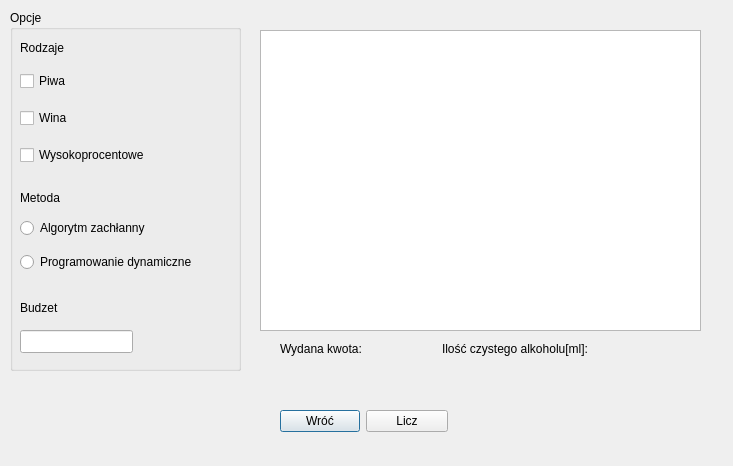
The window that solverdialog.ui (226543/ProblemPlecakowy) describes before a commit, drawn with Qt 5.
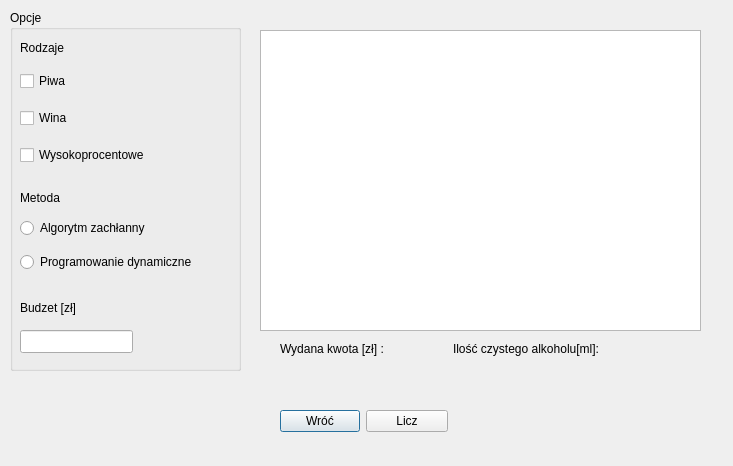
The same window after the commit.

Commit message: poprawki wygladu okien

```diff
--- a/solverdialog.ui
+++ b/solverdialog.ui
@@ -134,12 +134,12 @@
      <rect>
       <x>10</x>
       <y>290</y>
-      <width>50</width>
-      <height>15</height>
+      <width>61</width>
+      <height>16</height>
      </rect>
     </property>
     <property name="text">
-     <string>Budzet</string>
+     <string>Budzet [zł]</string>
     </property>
    </widget>
    <widget class="QLineEdit" name="budzet">
@@ -189,7 +189,7 @@
     <item>
      <widget class="QLabel" name="label_5">
       <property name="text">
-       <string>Wydana kwota:</string>
+       <string>Wydana kwota [zł] :</string>
       </property>
      </widget>
     </item>
```
The commit also changes 2 other files.
